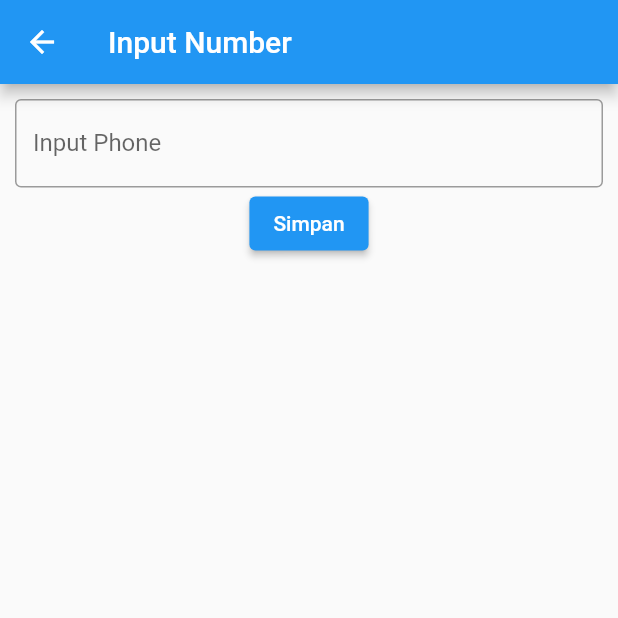
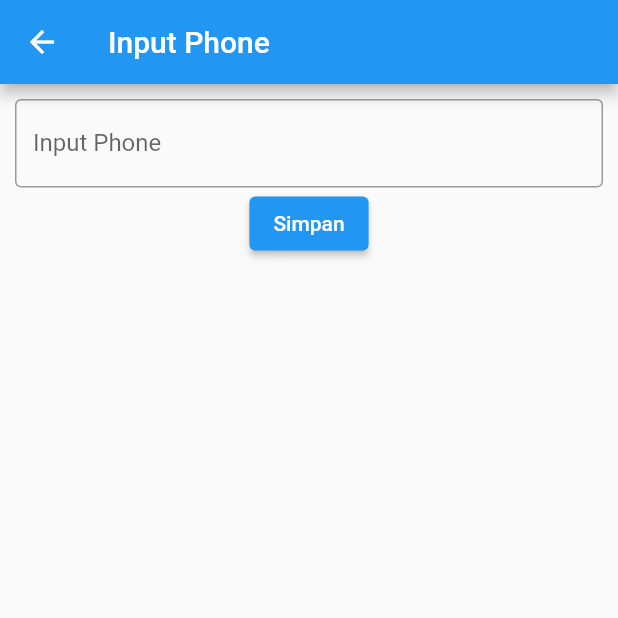
Before and after one commit to Wulanfebrianti/TugasFlutter, a Flutter app: the InputPhone screen opened directly, on a phone screen of 412 x 824 dp, the top half of it. Run offline on Flutter 3.47's test engine with Material 2 defaults, Android fonts, the phone set to English and light mode, and no system bars.

Commit message:
Mengubah number menjadi phone

```diff
--- a/lib/InputPhone.dart
+++ b/lib/InputPhone.dart
@@ -12,7 +12,7 @@ class _InputPhoneState extends State<InputPhone> {
   Widget build(BuildContext context) {
     return Scaffold(
       appBar: AppBar(
-        title: Text("Input Number"),
+        title: Text("Input Phone"),
       ),
       body: Container(
         margin: EdgeInsets.all(10),
```
